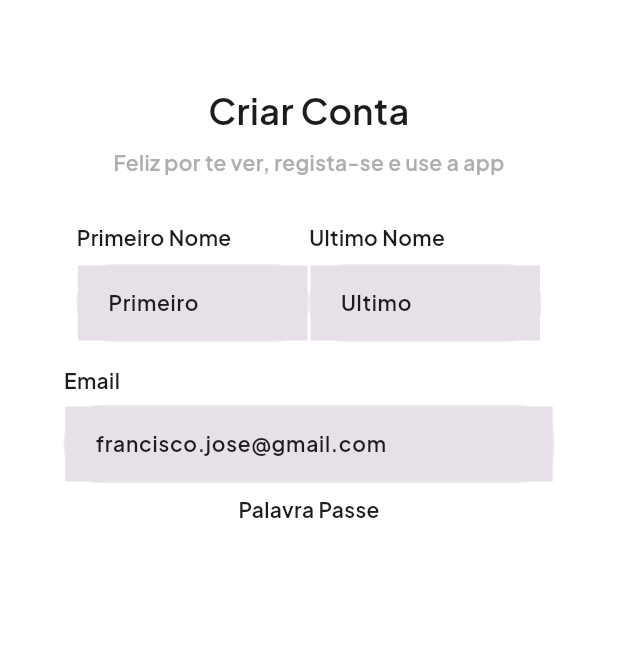
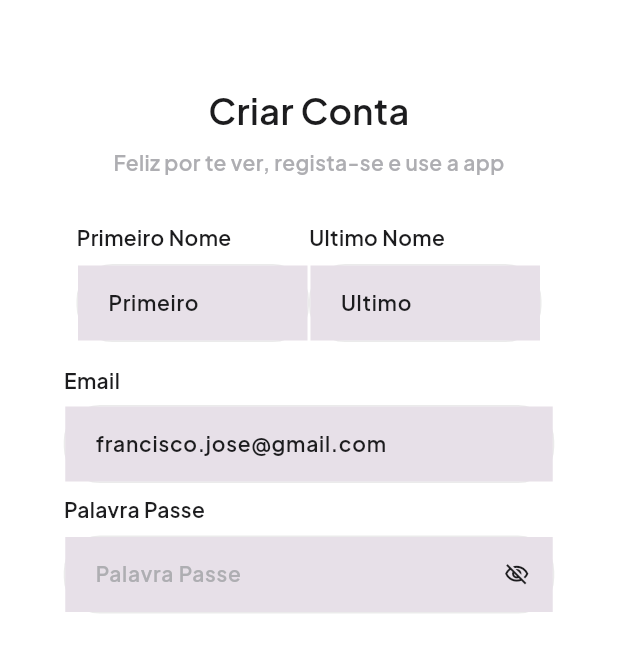
Before and after one commit to france00mf/my_health_app, a Flutter app: the RegisterView screen opened directly, on a phone screen of 412 x 824 dp. Shown: the top 652 px of the screen. Run offline on Flutter 3.47's test engine with Material 3 defaults, Android fonts, the phone set to English and light mode, and no system bars; our stand-ins replace animate_do, firebase_auth, firebase_core, google_fonts, smooth_page_indicator; accounts and stored records are empty.

```diff
--- a/lib/main.dart
+++ b/lib/main.dart
@@ -5,13 +5,15 @@ import 'package:flutter/material.dart';
 import 'package:my_health_app/firebase_options.dart';
 import 'package:my_health_app/presenter/view/home/home_view.dart';
 import 'package:my_health_app/splash_view.dart';
+import 'package:firebase_core/firebase_core.dart';
+
 
 main() async{
   WidgetsFlutterBinding.ensureInitialized();
   await Firebase.initializeApp(
-    options: DefaultFirebaseOptions.currentPlataform
+    options: DefaultFirebaseOptions.currentPlatform,
   );
- runApp(MyWidget());
+ runApp(const MyWidget());
 }
 
 class MyWidget extends StatelessWidget {
--- a/lib/presenter/view/auth/register/register_view.dart
+++ b/lib/presenter/view/auth/register/register_view.dart
@@ -2,6 +2,7 @@ import 'package:firebase_auth/firebase_auth.dart';
 import 'package:flutter/material.dart';
 import 'package:google_fonts/google_fonts.dart';
 import 'package:my_health_app/core/app_constants/theme/theme.dart';
+import 'package:my_health_app/core/presenters/components/password_text_field.dart';
 import 'package:my_health_app/core/presenters/components/primary_text_form_field.dart';
 
 class RegisterView extends StatefulWidget {
@@ -154,6 +155,13 @@ class _RegisterViewState extends State<RegisterView> {
                 ),
                 const SizedBox(height: 8,),
 
+                PasswordTextField(
+                  borderRadius: BorderRadius.circular(24),
+                      hintText: 'Palavra Passe',
+                      controller: passwordController,
+                      width: 327,
+                      height: 52
+                )
 
               ],
             )
```
